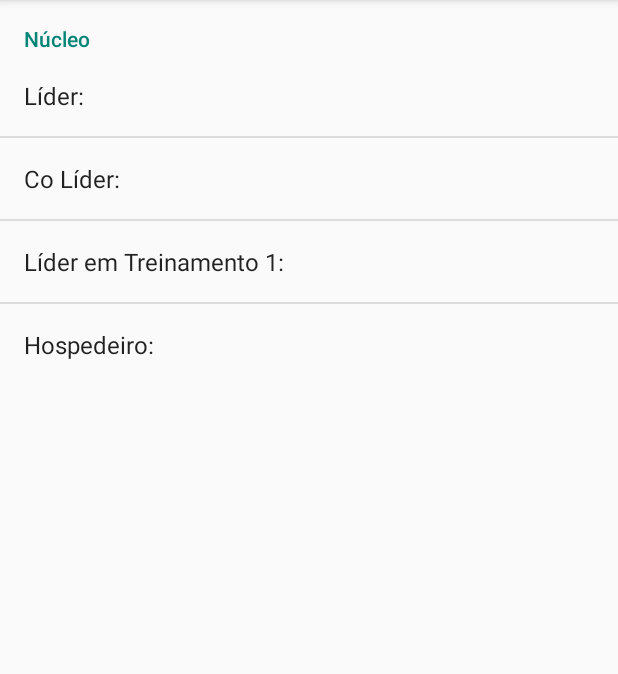
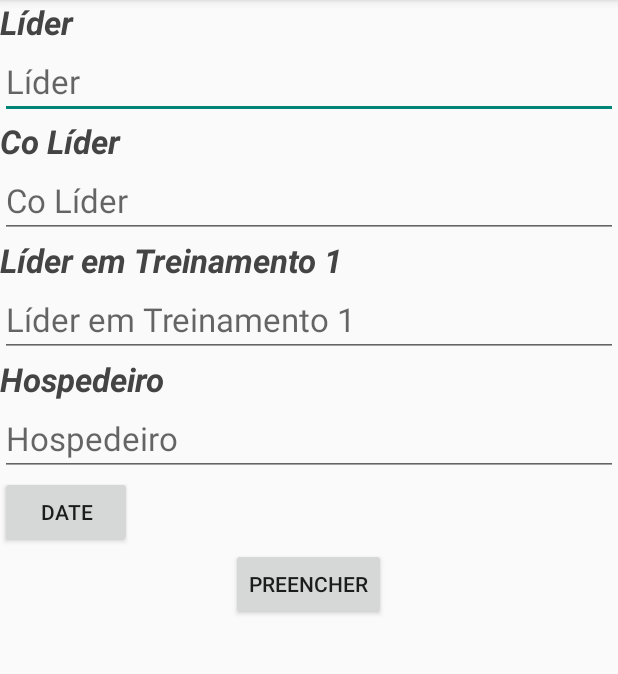
Before and after one commit to andrentaz/secret-octo-batman, an Android app: the screen it shows after launch (MainActivity), on a phone screen of 412 x 824 dp, the part 84-758 px from its top. Run offline under Robolectric (Android 15) with nearby library versions, the phone set to English and light mode, and no system bars.

Commit message:
> Layout de Settings funcional, apesar de nao ter parte logica ainda > Sem picker ainda para funcionar o Date
A ideia daqui pra frente eh fazer o settings e os dados apresentados serem
compativeis!

```diff
--- a/app/src/main/AndroidManifest.xml
+++ b/app/src/main/AndroidManifest.xml
@@ -16,6 +16,10 @@
                 <category android:name="android.intent.category.LAUNCHER" />
             </intent-filter>
         </activity>
+        <activity
+            android:name=".SettingsActivity"
+            android:label="LCReporter_Settings">
+            </activity>
     </application>
 
 </manifest>
--- a/app/src/main/res/values/strings.xml
+++ b/app/src/main/res/values/strings.xml
@@ -6,10 +6,10 @@
     <string name="action_settings">Settings</string>
 
     <!-- Fixed Text Strings -->
-    <string name="text_lider">Líder:</string>
-    <string name="text_colider">Co Líder:</string>
-    <string name="text_lt1">Líder em Treinamento 1:</string>
-    <string name="text_host">Hospedeiro:</string>
+    <string name="text_lider">Líder</string>
+    <string name="text_colider">Co Líder</string>
+    <string name="text_lt1">Líder em Treinamento 1</string>
+    <string name="text_host">Hospedeiro</string>
 
     <!-- Button Strings -->
     <string name="button_fill">Preencher</string>
```
Also changed, not shown: app/src/main/java/com/myco/lcreporter/MainActivity.java (+7 -9 lines), app/src/main/java/com/myco/lcreporter/SettingsActivity.java (added, +19 -0 lines).
